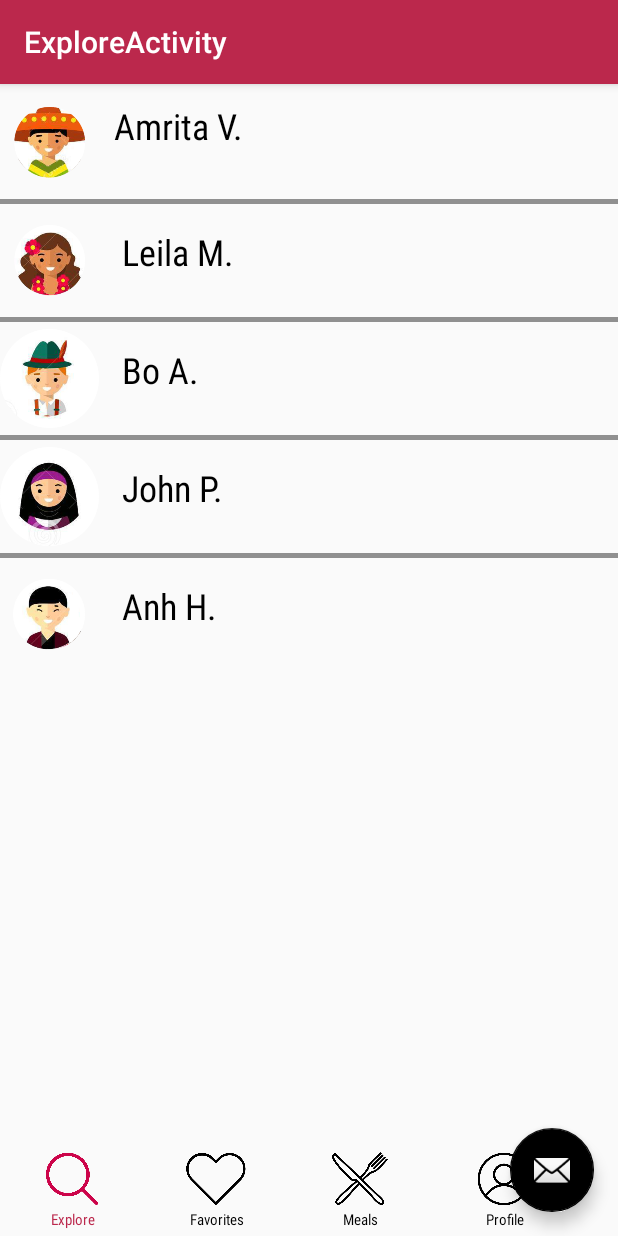
After one commit to iamrita/homemade, an Android app: the ExploreActivity screen opened directly, with no data from a screen before it, on a phone screen of 412 x 824 dp. The commit adds this screen. Run offline under Robolectric (Android 15) with nearby library versions, the phone set to English and light mode, and no system bars.

Commit message:
emilia's first commit
woohooo

```diff
--- a/HomemadeScreens/app/src/main/AndroidManifest.xml
+++ b/HomemadeScreens/app/src/main/AndroidManifest.xml
@@ -19,6 +19,10 @@
         <activity
             android:name=".ScheduleActivity"
             android:label="@string/title_activity_schedule"
+            android:theme="@style/AppTheme" />
+        <activity
+            android:name=".ExploreActivity"
+            android:label="@string/title_activity_explore"
             android:theme="@style/AppTheme"></activity>
     </application>
 
--- /dev/null
+++ b/HomemadeScreens/app/src/main/java/android2018/amrita/com/homemadescreens/ExploreActivity.java
@@ -0,0 +1,29 @@
+package android2018.amrita.com.homemadescreens;
+
+import android.os.Bundle;
+import android.support.design.widget.FloatingActionButton;
+import android.support.design.widget.Snackbar;
+import android.support.v7.app.AppCompatActivity;
+import android.support.v7.widget.Toolbar;
+import android.view.View;
+
+public class ExploreActivity extends AppCompatActivity {
+
+    @Override
+    protected void onCreate(Bundle savedInstanceState) {
+        super.onCreate(savedInstanceState);
+        setContentView(R.layout.activity_explore);
+        Toolbar toolbar = (Toolbar) findViewById(R.id.toolbar);
+        setSupportActionBar(toolbar);
+
+        FloatingActionButton fab = (FloatingActionButton) findViewById(R.id.fab);
+        fab.setOnClickListener(new View.OnClickListener() {
+            @Override
+            public void onClick(View view) {
+                Snackbar.make(view, "Replace with your own action", Snackbar.LENGTH_LONG)
+                        .setAction("Action", null).show();
+            }
+        });
+    }
+
+}
--- /dev/null
+++ b/HomemadeScreens/app/src/main/res/layout/activity_explore.xml
@@ -0,0 +1,33 @@
+<?xml version="1.0" encoding="utf-8"?>
+<android.support.design.widget.CoordinatorLayout xmlns:android="http://schemas.android.com/apk/res/android"
+    xmlns:app="http://schemas.android.com/apk/res-auto"
+    xmlns:tools="http://schemas.android.com/tools"
+    android:layout_width="match_parent"
+    android:layout_height="match_parent"
+    tools:context=".ExploreActivity">
+
+    <android.support.design.widget.AppBarLayout
+        android:layout_width="match_parent"
+        android:layout_height="wrap_content"
+        android:theme="@style/AppTheme.AppBarOverlay">
+
+        <android.support.v7.widget.Toolbar
+            android:id="@+id/toolbar"
+            android:layout_width="match_parent"
+            android:layout_height="?attr/actionBarSize"
+            android:background="?attr/colorPrimary"
+            app:popupTheme="@style/AppTheme.PopupOverlay" />
+
+    </android.support.design.widget.AppBarLayout>
+
+    <include layout="@layout/content_explore" />
+
+    <android.support.design.widget.FloatingActionButton
+        android:id="@+id/fab"
+        android:layout_width="wrap_content"
+        android:layout_height="wrap_content"
+        android:layout_gravity="bottom|end"
+        android:layout_margin="@dimen/fab_margin"
+        app:srcCompat="@android:drawable/ic_dialog_email" />
+
+</android.support.design.widget.CoordinatorLayout>
--- a/HomemadeScreens/app/src/main/res/layout/activity_main.xml
+++ b/HomemadeScreens/app/src/main/res/layout/activity_main.xml
@@ -178,13 +178,12 @@
     <LinearLayout
         android:layout_width="381dp"
         android:layout_height="73dp"
-        android:layout_marginStart="1dp"
-        android:layout_marginTop="10dp"
-        android:layout_marginEnd="8dp"
+        android:layout_marginTop="55dp"
         android:gravity="bottom"
         android:orientation="horizontal"
         app:layout_constraintBottom_toBottomOf="parent"
         app:layout_constraintEnd_toEndOf="parent"
+        app:layout_constraintHorizontal_bias="0.49"
         app:layout_constraintStart_toStartOf="parent"
         app:layout_constraintTop_toBottomOf="@+id/tableLayout">
 
@@ -194,7 +193,7 @@
             android:orientation="vertical">
 
             <ImageView
-                android:id="@+id/imageViewExplorePink"
+                android:id="@+id/imageViewExplore"
                 android:layout_width="96dp"
                 android:layout_height="36dp"
                 android:adjustViewBounds="false"
@@ -205,9 +204,10 @@
                 android:id="@+id/textViewExplore"
                 android:layout_width="96dp"
                 android:layout_height="18dp"
+                android:fontFamily="sans-serif-condensed"
                 android:gravity="center"
                 android:text="Explore"
-                android:textColor="#BB284C"
+                android:textColor="#000"
                 android:textSize="10dp"
                 app:layout_constraintStart_toStartOf="parent"
                 tools:layout_editor_absoluteY="492dp" />
@@ -232,6 +232,7 @@
                 android:id="@+id/textViewFavorites"
                 android:layout_width="96dp"
                 android:layout_height="18dp"
+                android:fontFamily="sans-serif-condensed"
                 android:gravity="center"
                 android:text="Favorites"
                 android:textColor="#000"
@@ -250,7 +251,7 @@
                 android:id="@+id/imageViewMeals"
                 android:layout_width="match_parent"
                 android:layout_height="36dp"
-                app:srcCompat="@drawable/meals"
+                app:srcCompat="@drawable/meals_pink"
                 tools:layout_editor_absoluteX="214dp"
                 tools:layout_editor_absoluteY="453dp" />
 
@@ -258,9 +259,10 @@
                 android:id="@+id/textViewMeals"
                 android:layout_width="96dp"
                 android:layout_height="18dp"
+                android:fontFamily="sans-serif-condensed"
                 android:gravity="center"
                 android:text="Meals"
-                android:textColor="#000"
+                android:textColor="#BB284C"
                 android:textSize="10dp"
                 app:layout_constraintStart_toStartOf="parent"
                 tools:layout_editor_absoluteY="492dp" />
@@ -284,6 +286,7 @@
                 android:id="@+id/textViewProfile"
                 android:layout_width="96dp"
                 android:layout_height="18dp"
+                android:fontFamily="sans-serif-condensed"
                 android:gravity="center"
                 android:text="Profile"
                 android:textColor="#000"
--- /dev/null
+++ b/HomemadeScreens/app/src/main/res/layout/content_explore.xml
@@ -0,0 +1,270 @@
+<?xml version="1.0" encoding="utf-8"?>
+<android.support.constraint.ConstraintLayout xmlns:android="http://schemas.android.com/apk/res/android"
+    xmlns:app="http://schemas.android.com/apk/res-auto"
+    xmlns:tools="http://schemas.android.com/tools"
+    android:layout_width="match_parent"
+    android:layout_height="match_parent"
+    tools:context=".MainActivity">
+
+    <LinearLayout
+        android:id="@+id/linearLayout"
+        android:layout_width="479dp"
+        android:layout_height="507dp"
+        android:gravity="top"
+        android:orientation="vertical"
+        tools:layout_editor_absoluteX="1dp"
+        tools:layout_editor_absoluteY="0dp">
+
+        <SearchView
+            android:id="@+id/search"
+            android:layout_width="match_parent"
+            android:layout_height="wrap_content" />
+
+        <TableLayout xmlns:android="http://schemas.android.com/apk/res/android"
+            android:layout_width="wrap_content"
+            android:layout_height="463dp"
+            android:layout_marginTop="9dp"
+            android:stretchColumns="1"
+            app:layout_constraintBottom_toBottomOf="parent"
+            app:layout_constraintEnd_toEndOf="parent"
+            app:layout_constraintStart_toStartOf="parent"
+            app:layout_constraintTop_toBottomOf="@+id/sample_text">
+
+
+            <TableRow>
+
+                <ImageView
+                android:id="@+id/imageView9"
+                android:layout_width="66dp"
+                android:layout_height="75dp"
+                app:srcCompat="@drawable/mexa" />
+
+                <TextView
+                    android:layout_column="1"
+                    android:fontFamily="sans-serif-condensed"
+                    android:padding="10dip"
+                    android:text="Amrita V."
+                    android:textColor="#000"
+                    android:textSize="24sp" />
+
+            </TableRow>
+
+            <View
+                android:layout_height="3dip"
+                android:background="#FF909090" />
+
+            <TableRow>
+
+                <ImageView
+                android:id="@+id/imageView10"
+                android:layout_width="66dp"
+                android:layout_height="75dp"
+                app:srcCompat="@drawable/woman3" />
+
+                <TextView
+                    android:layout_column="1"
+                    android:fontFamily="sans-serif-condensed"
+                    android:padding="15dp"
+                    android:text="Leila M."
+                    android:textColor="#000"
+                    android:textSize="24sp" />
+
+            </TableRow>
+
+            <View
+                android:layout_height="3dip"
+                android:background="#FF909090" />
+
+            <TableRow>
+
+                <ImageView
+                android:id="@+id/imageView11"
+                android:layout_width="66dp"
+                android:layout_height="75dp"
+                app:srcCompat="@drawable/man" />
+
+                <TextView
+                    android:layout_column="1"
+                    android:fontFamily="sans-serif-condensed"
+                    android:padding="15dip"
+                    android:text="Bo A."
+                    android:textColor="#000"
+                    android:textSize="24sp" />
+
+            </TableRow>
+
+            <View
+                android:layout_height="3dip"
+                android:background="#FF909090" />
+
+            <TableRow>
+
+                <ImageView
+                android:id="@+id/imageView12"
+                android:layout_width="66dp"
+                android:layout_height="75dp"
+                app:srcCompat="@drawable/woman" />
+
+                <TextView
+                    android:layout_column="1"
+                    android:fontFamily="sans-serif-condensed"
+                    android:padding="15dip"
+                    android:text="John P."
+                    android:textColor="#000"
+                    android:textSize="24sp" />
+
+            </TableRow>
+
+            <View
+                android:layout_height="3dip"
+                android:background="#FF909090" />
+
+            <TableRow>
+
+                <ImageView
+                android:id="@+id/imageView13"
+                android:layout_width="66dp"
+                android:layout_height="75dp"
+                app:srcCompat="@drawable/man3" />
+
+                <TextView
+                    android:layout_column="1"
+                    android:fontFamily="sans-serif-condensed"
+                    android:padding="15dip"
+                    android:text="Anh H."
+                    android:textColor="#000"
+                    android:textSize="24sp" />
+
+            </TableRow>
+
+        </TableLayout>
+
+
+        <!--<ListView-->
+        <!--android:layout_width="match_parent"-->
+        <!--android:layout_height="wrap_content" />-->
+
+    </LinearLayout>
+
+    <LinearLayout
+        android:id="@+id/linearLayout4"
+        android:layout_width="383dp"
+        android:layout_height="56dp"
+        android:gravity="bottom"
+        android:orientation="horizontal"
+        app:layout_constraintBottom_toBottomOf="parent"
+        tools:layout_editor_absoluteX="1dp">
+
+        <LinearLayout
+            android:layout_width="96dp"
+            android:layout_height="match_parent"
+            android:orientation="vertical">
+
+            <ImageView
+                android:id="@+id/imageViewExplorePink"
+                android:layout_width="96dp"
+                android:layout_height="36dp"
+                android:adjustViewBounds="false"
+                android:cropToPadding="false"
+                app:srcCompat="@drawable/explore_pink" />
+
+            <TextView
+                android:id="@+id/textViewExplore"
+                android:layout_width="96dp"
+                android:layout_height="18dp"
+                android:gravity="center"
+                android:text="Explore"
+                android:textColor="#BB284C"
+                android:textSize="10dp"
+                android:fontFamily="sans-serif-condensed"
+                app:layout_constraintStart_toStartOf="parent"
+                tools:layout_editor_absoluteY="492dp" />
+
+
+        </LinearLayout>
+
+        <LinearLayout
+            android:layout_width="96dp"
+            android:layout_height="match_parent"
+            android:orientation="vertical">
+
+            <ImageView
+                android:id="@+id/imageViewFavorites"
+                android:layout_width="match_parent"
+                android:layout_height="36dp"
+                app:srcCompat="@drawable/heart"
+                tools:layout_editor_absoluteX="118dp"
+                tools:layout_editor_absoluteY="453dp" />
+
+            <TextView
+                android:id="@+id/textViewFavorites"
+                android:layout_width="96dp"
+                android:layout_height="18dp"
+                android:gravity="center"
+                android:text="Favorites"
+                android:textColor="#000"
+                android:textSize="10dp"
+                android:fontFamily="sans-serif-condensed"
+                app:layout_constraintStart_toStartOf="parent"
+                tools:layout_editor_absoluteY="492dp" />
+
+        </LinearLayout>
+
+        <LinearLayout
+            android:layout_width="96dp"
+            android:layout_height="match_parent"
+            android:orientation="vertical">
+
+            <ImageView
+                android:id="@+id/imageViewMeals"
+                android:layout_width="match_parent"
+                android:layout_height="36dp"
+                app:srcCompat="@drawable/meals"
+                tools:layout_editor_absoluteX="214dp"
+                tools:layout_editor_absoluteY="453dp" />
+
+            <TextView
+                android:id="@+id/textViewMeals"
+                android:layout_width="96dp"
+                android:layout_height="18dp"
+                android:gravity="center"
+                android:text="Meals"
+                android:textColor="#000"
+                android:textSize="10dp"
+                android:fontFamily="sans-serif-condensed"
+                app:layout_constraintStart_toStartOf="parent"
+                tools:layout_editor_absoluteY="492dp" />
+
+        </LinearLayout>
+
+        <LinearLayout
+            android:layout_width="96dp"
+            android:layout_height="match_parent"
+            android:orientation="vertical">
+
+            <ImageView
+                android:id="@+id/imageViewProfile"
+                android:layout_width="match_parent"
+                android:layout_height="36dp"
+                app:srcCompat="@drawable/profile"
+                tools:layout_editor_absoluteX="312dp"
+                tools:layout_editor_absoluteY="455dp" />
+
+            <TextView
+                android:id="@+id/textViewProfile"
+                android:layout_width="96dp"
+                android:layout_height="18dp"
+                android:gravity="center"
+                android:text="Profile"
+                android:textColor="#000"
+                android:textSize="10dp"
+                android:fontFamily="sans-serif-condensed"
+                app:layout_constraintStart_toStartOf="parent"
+                tools:layout_editor_absoluteY="492dp" />
+
+        </LinearLayout>
+
+    </LinearLayout>
+
+
+</android.support.constraint.ConstraintLayout>
--- a/HomemadeScreens/app/src/main/res/values/strings.xml
+++ b/HomemadeScreens/app/src/main/res/values/strings.xml
@@ -1,4 +1,5 @@
 <resources>
     <string name="app_name">HomemadeScreens</string>
     <string name="title_activity_schedule">ScheduleActivity</string>
+    <string name="title_activity_explore">ExploreActivity</string>
 </resources>
```
Also changed, not shown: HomemadeScreens/app/src/main/res/drawable/explore_pink.png (added), HomemadeScreens/app/src/main/res/drawable/heart_pink.png (added), HomemadeScreens/app/src/main/res/drawable/meals_pink.png (added), HomemadeScreens/app/src/main/res/drawable/profile_pink.png (added), 1 other file.
